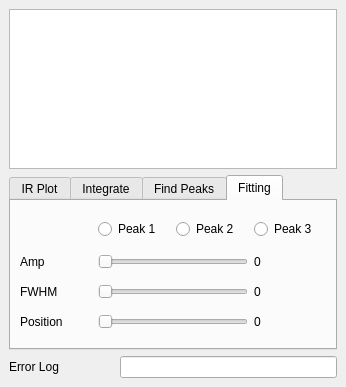
The window that src/Ui_Files/DockWidgets/dw_FTIR.ui (austinmcano/GeorgeGroupGui) describes before a commit, drawn with Qt 5.
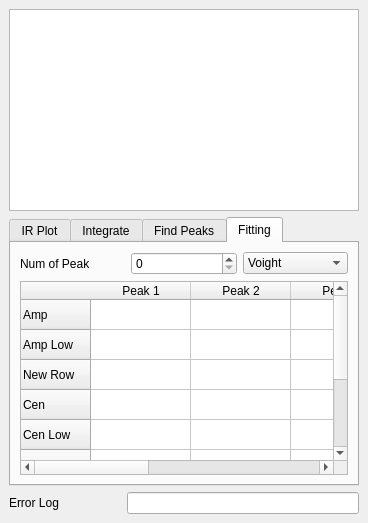
The same window after the commit. The open tabs and pages were chosen to show the change.

Patch:
```diff
--- a/src/Ui_Files/DockWidgets/dw_FTIR.ui
+++ b/src/Ui_Files/DockWidgets/dw_FTIR.ui
@@ -6,8 +6,8 @@
    <rect>
     <x>0</x>
     <y>0</y>
-    <width>346</width>
-    <height>387</height>
+    <width>368</width>
+    <height>523</height>
    </rect>
   </property>
   <property name="windowTitle">
@@ -309,88 +309,107 @@
         <string>Fitting</string>
        </attribute>
        <layout class="QGridLayout" name="gridLayout_3">
-        <item row="1" column="1" colspan="2">
-         <widget class="QSlider" name="horizontalSlider_3">
-          <property name="orientation">
-           <enum>Qt::Horizontal</enum>
-          </property>
-         </widget>
-        </item>
-        <item row="4" column="1" colspan="2">
-         <widget class="QSlider" name="horizontalSlider_4">
-          <property name="orientation">
-           <enum>Qt::Horizontal</enum>
-          </property>
-         </widget>
-        </item>
-        <item row="3" column="1" colspan="2">
-         <widget class="QSlider" name="horizontalSlider_2">
-          <property name="orientation">
-           <enum>Qt::Horizontal</enum>
-          </property>
-         </widget>
-        </item>
-        <item row="4" column="0">
-         <widget class="QLabel" name="label_9">
+        <item row="0" column="0">
+         <widget class="QLabel" name="label_5">
           <property name="text">
-           <string>Position</string>
+           <string>Num of Peak</string>
           </property>
          </widget>
         </item>
         <item row="0" column="1">
-         <widget class="QRadioButton" name="radioButton_2">
-          <property name="text">
-           <string>Peak 1</string>
-          </property>
-         </widget>
+         <widget class="QSpinBox" name="num_of_peaks_sb"/>
         </item>
         <item row="0" column="2">
-         <widget class="QRadioButton" name="radioButton_3">
-          <property name="text">
-           <string>Peak 2</string>
-          </property>
+         <widget class="QComboBox" name="function_type_cb">
+          <item>
+           <property name="text">
+            <string>Voight</string>
+           </property>
+          </item>
+          <item>
+           <property name="text">
+            <string>Gaussian</string>
+           </property>
+          </item>
+          <item>
+           <property name="text">
+            <string>Lorentz</string>
+           </property>
+          </item>
          </widget>
         </item>
-        <item row="1" column="0">
-         <widget class="QLabel" name="label_7">
-          <property name="text">
-           <string>Amp</string>
-          </property>
-         </widget>
-        </item>
-        <item row="3" column="0">
-         <widget class="QLabel" name="label_8">
-          <property name="text">
-           <string>FWHM</string>
-          </property>
-         </widget>
-        </item>
-        <item row="1" column="3">
-         <widget class="QLabel" name="label_10">
-          <property name="text">
-           <string>0</string>
-          </property>
-         </widget>
-        </item>
-        <item row="3" column="3">
-         <widget class="QLabel" name="label_11">
-          <property name="text">
-           <string>0</string>
-          </property>
-         </widget>
-        </item>
-        <item row="4" column="3">
-         <widget class="QLabel" name="label_12">
-          <property name="text">
-           <string>0</string>
-          </property>
-         </widget>
-        </item>
-        <item row="0" column="3">
-         <widget class="QRadioButton" name="radioButton">
-          <property name="text">
-           <string>Peak 3</string>
-          </property>
+        <item row="1" column="0" colspan="3">
+         <widget class="QTableWidget" name="tableWidget_2">
+          <row>
+           <property name="text">
+            <string>Amp</string>
+           </property>
+          </row>
+          <row>
+           <property name="text">
+            <string>Amp Low</string>
+           </property>
+          </row>
+          <row>
+           <property name="text">
+            <string>New Row</string>
+           </property>
+          </row>
+          <row>
+           <property name="text">
+            <string>Cen</string>
+           </property>
+          </row>
+          <row>
+           <property name="text">
+            <string>Cen Low</string>
+           </property>
+          </row>
+          <row>
+           <property name="text">
+            <string>New Row</string>
+           </property>
+          </row>
+          <row>
+           <property name="text">
+            <string>Sigma</string>
+           </property>
+          </row>
+          <row>
+           <property name="text">
+            <string>Sigma Low</string>
+           </property>
+          </row>
+          <row>
+           <property name="text">
+            <string>Sigma High</string>
+           </property>
+          </row>
+          <column>
+           <property name="text">
+            <string>Peak 1</string>
+           </property>
+          </column>
+          <column>
+           <property name="text">
+            <string>Peak 2</string>
+           </property>
+          </column>
+          <column>
+           <property name="text">
+            <string>Peak 3</string>
+           </property>
+          </column>
+          <column>
+           <property name="text">
+            <string>Peak 4</string>
+           </property>
+          </column>
+          <column>
+           <property name="text">
+            <string>Peak 5</string>
+           </property>
+          </column>
          </widget>
         </item>
        </layout>
```
Left out of the diff: 17 changed lines with no effect on the pictures.
